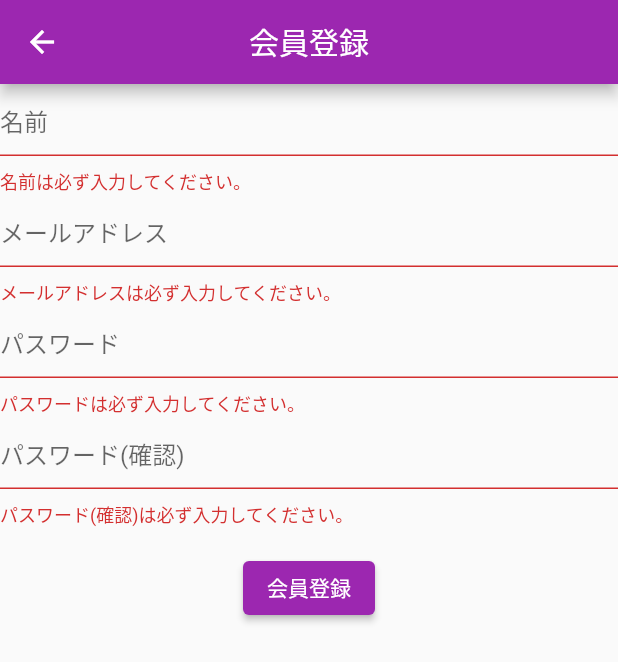
After one commit to Sakyo24/minmemo-web, a Flutter app: the RegisterPage screen opened directly, after a tap on "会員登録", on a phone screen of 412 x 824 dp. The commit adds this screen. Shown: the top 662 px of the screen. Run offline on Flutter 3.47's test engine with Material 2 defaults, Android fonts, the phone set to English and light mode, and no system bars; our stand-ins replace flutter_dotenv, google_mobile_ads, shared_preferences; accounts and stored records are empty; network calls fail.

Commit message:
ユーザー側　認証機能　作成

```diff
--- a/flutter_src/lib/main.dart
+++ b/flutter_src/lib/main.dart
@@ -1,6 +1,7 @@
 import 'package:flutter/material.dart';
 import 'package:google_mobile_ads/google_mobile_ads.dart';
 import 'package:flutter_dotenv/flutter_dotenv.dart';
+import 'pages/top.dart';
 import 'pages/index.dart';
 
 Future main() async {
@@ -23,7 +24,7 @@ class TodoApp extends StatelessWidget {
         accentColor: const Color.fromARGB(255, 60, 0, 255),
         canvasColor: const Color.fromARGB(255, 250, 250, 250)
       ),
-      home: const IndexPage()
+      home: const TopPage()
     );
   }
 }
--- /dev/null
+++ b/flutter_src/lib/pages/auth/register.dart
@@ -0,0 +1,173 @@
+import 'package:flutter/material.dart';
+import 'package:http/http.dart';
+import 'package:shared_preferences/shared_preferences.dart';
+import 'dart:convert';
+import '../../utils/network.dart';
+import '../index.dart';
+
+class RegisterPage extends StatefulWidget {
+  const RegisterPage({super.key});
+
+  @override
+  State<RegisterPage> createState() => _RegisterPageState();
+}
+
+class _RegisterPageState extends State<RegisterPage> {
+  final GlobalKey<FormState> _formKey = GlobalKey<FormState>();
+  bool _isLoading = false;
+  String? _name;
+  String? _email;
+  String? _password;
+  String? _password_confirmation;
+
+  // 会員登録処理
+  Future<void> _register() async {
+    if (!_formKey.currentState!.validate()) {
+      return;
+    }
+
+    setState(() {
+      _isLoading = true;
+    });
+
+    Map<String, String> data = {
+      'name': _name!,
+      'email': _email!,
+      'password': _password!,
+      'password_confirmation': _password_confirmation!
+    };
+
+    Response? res;
+    try {
+      res = await Network().postData(data, '/api/register');
+    } catch (e) {
+      debugPrint(e.toString());
+    }
+
+    if (res == null) {
+      if (mounted) {
+        ScaffoldMessenger.of(context).showSnackBar(
+          const SnackBar(content: Text("エラーが発生しました。"))
+        );
+      }
+      setState(() {
+        _isLoading = false;
+      });
+      return;
+    }
+
+    var body = json.decode(res.body);
+
+    // エラーの場合
+    if (res.statusCode != 200) {
+      if (mounted) {
+        ScaffoldMessenger.of(context).showSnackBar(
+          SnackBar(content: Text(body['message'])),
+        );
+      }
+      setState(() {
+        _isLoading = false;
+      });
+      return;
+    }
+
+    // 会員登録成功の場合
+    SharedPreferences localStorage = await SharedPreferences.getInstance();
+    localStorage.setString('token', json.encode(body['token']));
+    localStorage.setString('user', json.encode(body['user']));
+
+    if (!mounted) return;
+    Navigator.push(
+      context,
+      MaterialPageRoute(builder: (context) => const IndexPage()),
+    );
+  }
+
+  @override
+  Widget build(BuildContext context) {
+    return Scaffold(
+      appBar: AppBar(
+        centerTitle: true,
+        title: const Text("会員登録"),
+      ),
+      body: SafeArea(
+        child: _isLoading
+        ? const Center(
+          child: CircularProgressIndicator()
+        )
+        : Form(
+          key: _formKey,
+          child: Column(
+            children: [
+              TextFormField(
+                keyboardType: TextInputType.text,
+                decoration: const InputDecoration(
+                  hintText: "名前"
+                ),
+                validator: (nameValue) {
+                  if (nameValue == null || nameValue == "") {
+                    return '名前は必ず入力してください。';
+                  }
+                  _name = nameValue;
+                  return null;
+                }
+              ),
+              TextFormField(
+                keyboardType: TextInputType.text,
+                decoration: const InputDecoration(
+                  hintText: "メールアドレス"
+                ),
+                validator: (emailValue) {
+                  if (emailValue == null || emailValue == "") {
+                    return 'メールアドレスは必ず入力してください。';
+                  }
+                  _email = emailValue;
+                  return null;
+                }
+              ),
+              TextFormField(
+                keyboardType: TextInputType.text,
+                decoration: const InputDecoration(
+                  hintText: "パスワード"
+                ),
+                obscureText: true,
+                validator: (passwordValue) {
+                  if (passwordValue == null ||
+                      passwordValue == "") {
+                    return 'パスワードは必ず入力してください。';
+                  }
+                  _password = passwordValue;
+                  return null;
+                }
+              ),
+              TextFormField(
+                keyboardType: TextInputType.text,
+                decoration: const InputDecoration(
+                  hintText: "パスワード(確認)"
+                ),
+                obscureText: true,
+                validator: (passwordConfirmationValue) {
+                  if (passwordConfirmationValue == null ||
+                      passwordConfirmationValue == "") {
+                    return 'パスワード(確認)は必ず入力してください。';
+                  }
+                  _password_confirmation = passwordConfirmationValue;
+                  return null;
+                }
+              ),
+              const SizedBox(
+                height: 16
+              ),
+              ElevatedButton(
+                onPressed: () {
+                  _register();
+                },
+                child: const Text("会員登録")
+              )
+            ]
+          )
+        )
+      )
+    );
+  }
+}
--- /dev/null
+++ b/flutter_src/lib/utils/network.dart
@@ -0,0 +1,41 @@
+import 'package:http/http.dart';
+import 'package:shared_preferences/shared_preferences.dart';
+import 'package:flutter_dotenv/flutter_dotenv.dart';
+import 'dart:convert';
+
+class Network {
+  final String _url = dotenv.get('APP_URL');
+  String? token;
+
+  // SharedPreferencesからトークンを取得
+  _setToken() async {
+    SharedPreferences localStorage = await SharedPreferences.getInstance();
+    String? localToken = localStorage.getString('token');
+
+    if (localToken != null) {
+      token = localToken.replaceAll('"', '');
+    }
+  }
+
+  // ヘッダー情報をセット
+  _getHeaders() => {
+    'Content-type': 'application/json',
+    'Accept': 'application/json',
+    'Authorization': 'Bearer $token'
+  };
+
+  // GET
+  Future<Response> getData(String apiUrl) async {
+    await _setToken();
+    Uri fullUrl = Uri.parse(_url + apiUrl);
+    Response res = await get(fullUrl, headers: _getHeaders());
+    return res;
+  }
+
+  // POST
+  Future<Response> postData(data, String apiUrl) async {
+    await _setToken();
+    Uri fullUrl = Uri.parse(_url + apiUrl);
+    return await post(fullUrl, body: jsonEncode(data), headers: _getHeaders());
+  }
+}
--- a/flutter_src/pubspec.yaml
+++ b/flutter_src/pubspec.yaml
@@ -34,6 +34,7 @@ dependencies:
 
   flutter_dotenv: any
   http: any
+  shared_preferences: any
   intl: any
   google_mobile_ads: any
 
--- a/laravel_vue/src/composer.json
+++ b/laravel_vue/src/composer.json
@@ -11,6 +11,7 @@
     "php": "^8.0.2",
     "guzzlehttp/guzzle": "^7.2",
     "laravel/framework": "^9.19",
+    "laravel/passport": "^11.5",
     "laravel/sanctum": "^3.0",
     "laravel/tinker": "^2.7"
   },
```
Also changed, not shown: flutter_src/lib/pages/auth/login.dart (added, +137 -0 lines), flutter_src/lib/pages/index.dart (+25 -4 lines), flutter_src/lib/pages/top.dart (added, +45 -0 lines), flutter_src/lib/pages/user/show.dart (added, +154 -0 lines), flutter_src/pubspec.lock, 6 other files.
